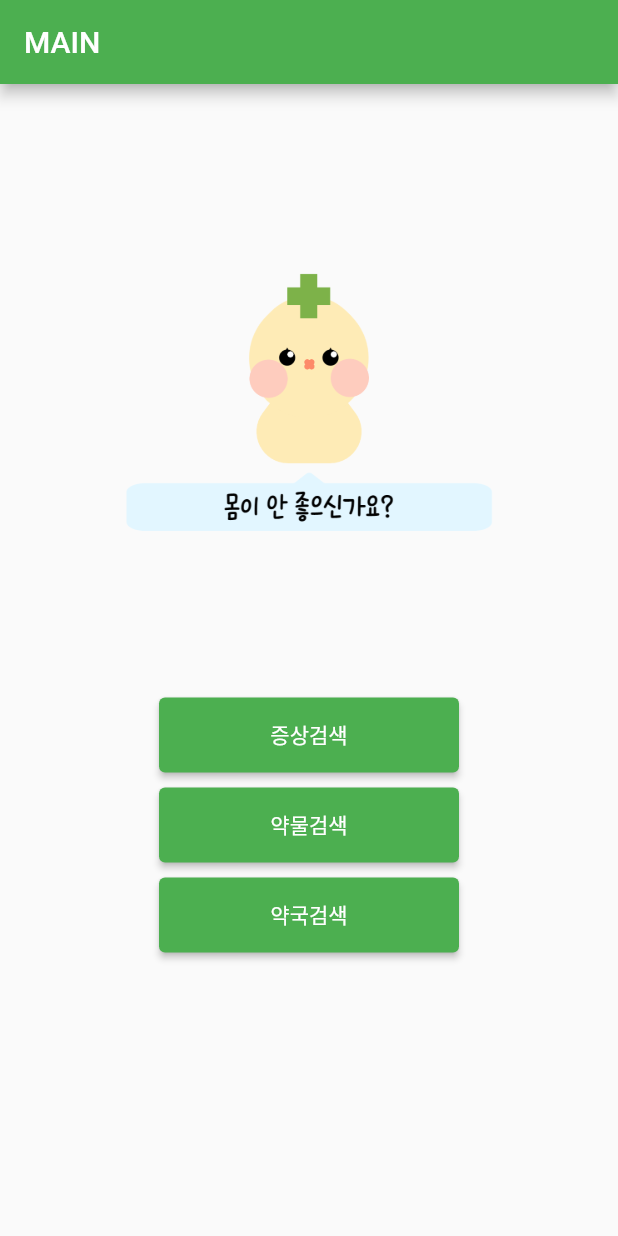
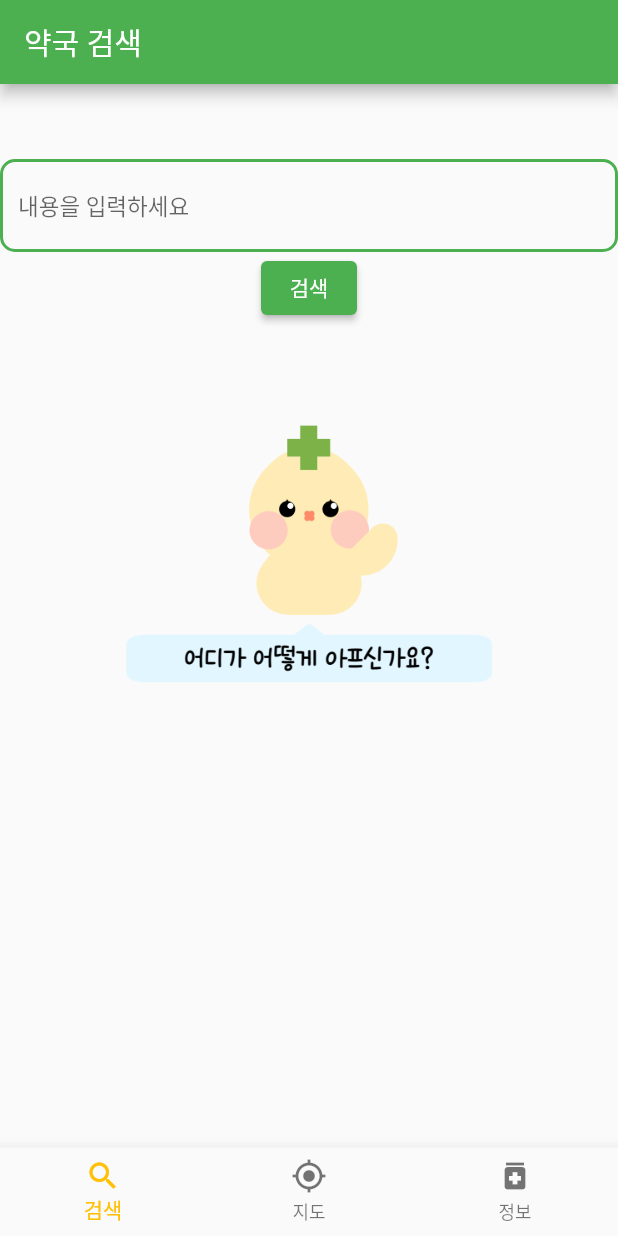
Before and after one commit to gogyoonga/Pharmacy_App, a Flutter app: the screen it shows after launch, on a phone screen of 412 x 824 dp. Run offline on Flutter 3.47's test engine with Material 2 defaults, Android fonts, the phone set to English and light mode, and no system bars; our stand-ins replace google_maps_flutter.

Commit message:
2023-05-29 15:12

```diff
--- /dev/null
+++ b/lib/bottom_navigation.dart
@@ -0,0 +1,36 @@
+import 'package:flutter/material.dart';
+
+import 'navbar_items.dart';
+import 'tab_item.dart';
+
+class BottomNavigation extends StatelessWidget {
+  BottomNavigation({
+    required this.currentTab,
+    required this.onSelectTab,
+    required List<TabItem> items});
+  final TabItem currentTab;
+  final ValueChanged<TabItem> onSelectTab;
+
+  @override
+  Widget build(BuildContext context) {
+    const Column(children: [SizedBox(width:1080 ,height:1920
+    )],);
+    return BottomNavigationBar(
+      type: BottomNavigationBarType.fixed,
+      items: [
+        _buildItem(TabItem.main),
+        _buildItem(TabItem.map),
+        _buildItem(TabItem.info),
+      ],
+      onTap: (index) => onSelectTab(
+        TabItem.values[index],
+      ),
+      currentIndex: currentTab.index,
+      selectedItemColor: Colors.amber,
+    );
+  }
+
+  BottomNavigationBarItem _buildItem(TabItem tabItem) {
+    return navbarItems[tabIdx[tabItem]!];
+  }
+}
--- a/lib/main.dart
+++ b/lib/main.dart
@@ -1,14 +1,17 @@
-import 'package:drug_app/pharmacy_home.dart';
-import 'package:drug_app/pharmacy_main.dart';
+
 import 'package:drug_app/pharmacy_search.dart';
+import 'package:drug_app/pharmacy_search_screen.dart';
 import 'package:drug_app/search_screen.dart';
 import 'package:drug_app/warning.dart';
 import 'package:flutter/material.dart';
 import 'package:drug_app/mouth_drug_screen.dart';
 
+
 import 'cold_diagnose_screen.dart';
 import 'cold_drug_screen.dart';
 import 'etc_screen.dart';
+import 'pharmacy_app.dart';
+
 
 void main() {
   runApp(const MyApp());
@@ -25,8 +28,8 @@ class MyApp extends StatelessWidget {
         primarySwatch: Colors.green,
       ),
       initialRoute: '/',
+       home: const PharmacyApp(),
       routes: {
-        '/': (context) => const HomeScreen(),
         '/symptom': (context) => const SymptomSearch(),
         '/symptom/cold_diagnose': (context) => const ColdDiagnoseScreen(),
         '/symptom/cold_diagnose/cold_drug': (context) => const ColdDrugScreen(),
@@ -34,8 +37,8 @@ class MyApp extends StatelessWidget {
         '/symptom/etc/warning': (context) => const Warning(),
         '/symptom/etc/mouth_drug_screen': (context) => const MouthDrugScreen(),
         '/pharmacy_search': (context) => const PharmacySearch(),
-        '/pharmacy':(context) => const NavigationBarApp(),
-        '/pharmacy/pharmacy_main':(context) => const PharmacyMain(),
+        '/pharmacy/pharmacy_search_screen': (context) =>
+            const PharmacySearchScreen(),
       },
 
     );
@@ -89,7 +92,7 @@ class HomeScreen extends StatelessWidget {
               child:
             ElevatedButton(
               onPressed: () {
-                Navigator.pushNamed(context, '/pharmacy');
+                Navigator.pushNamed(context, '/bottom_navigation');
               },
               child: const Text('약국검색'),
             ),),
--- /dev/null
+++ b/lib/navbar_items.dart
@@ -0,0 +1,16 @@
+import 'package:flutter/material.dart';
+
+List<BottomNavigationBarItem> navbarItems = [
+  const BottomNavigationBarItem(
+    icon: Icon(Icons.search),
+    label: '검색',
+  ),
+  const BottomNavigationBarItem(
+    icon: Icon(Icons.gps_fixed),
+    label: '지도',
+  ),
+  const BottomNavigationBarItem(
+    icon: Icon(Icons.medication),
+    label: '정보',
+  ),
+];
--- /dev/null
+++ b/lib/pharmacy_app.dart
@@ -0,0 +1,104 @@
+import 'package:flutter/material.dart';
+import 'package:drug_app/bottom_navigation.dart';
+import 'package:drug_app/tab_item.dart';
+import 'package:drug_app/pharmacy_search_screen.dart';
+import 'package:drug_app/pharmacy_search.dart';
+
+void main() {
+  runApp(PharmacyApp());
+}
+
+class PharmacyApp extends StatefulWidget {
+  const PharmacyApp({Key? key}) : super(key: key);
+
+  @override
+  State<StatefulWidget> createState() => PharmacyAppState();
+}
+
+class PharmacyAppState extends State<PharmacyApp> {
+  var _currentTab = TabItem.main;
+
+  final _navigatorKeys = {
+    TabItem.main: GlobalKey<NavigatorState>(),
+    TabItem.map: GlobalKey<NavigatorState>(),
+    TabItem.info: GlobalKey<NavigatorState>(),
+  };
+
+  void _selectTab(TabItem tabItem) {
+    if (tabItem == _currentTab) {
+      _navigatorKeys[tabItem]!.currentState!.popUntil((route) => route.isFirst);
+    } else {
+      setState(() => _currentTab = tabItem);
+    }
+  }
+
+  @override
+  Widget build(BuildContext context) {
+    return MaterialApp(
+      title: 'Pharmacy App',
+      theme: ThemeData(
+        primarySwatch: Colors.green,
+      ),
+      home: WillPopScope(
+        onWillPop: () async {
+          final isFirstRouteInCurrentTab =
+              !await _navigatorKeys[_currentTab]!.currentState!.maybePop();
+
+          if (isFirstRouteInCurrentTab) {
+            if (_currentTab != TabItem.main) {
+              _selectTab(TabItem.main);
+              return false;
+            }
+          }
+
+          return isFirstRouteInCurrentTab;
+        },
+        child: Scaffold(
+          body: Stack(
+            children: <Widget>[
+              _buildOffstageNavigator(TabItem.main),
+              _buildOffstageNavigator(TabItem.map),
+              _buildOffstageNavigator(TabItem.info),
+            ],
+          ),
+          bottomNavigationBar: BottomNavigation(
+            currentTab: _currentTab,
+            onSelectTab: _selectTab,
+            items: const [TabItem.main, TabItem.map, TabItem.info],
+          ),
+        ),
+      ),
+      routes: {
+        '/pharmacy_search_screen': (context) => const PharmacySearchScreen(),
+        '/pharmacy_search': (context) => const PharmacySearch(),
+      },
+    );
+  }
+
+  Widget _buildOffstageNavigator(TabItem tabItem) {
+    return Offstage(
+      offstage: _currentTab != tabItem,
+      child: Navigator(
+        key: _navigatorKeys[tabItem],
+        onGenerateRoute: (routeSettings) {
+          return MaterialPageRoute(
+            builder: (context) => _getScreenForTab(tabItem),
+          );
+        },
+      ),
+    );
+  }
+
+  Widget _getScreenForTab(TabItem tabItem) {
+  if (tabItem == TabItem.main) {
+    return const PharmacySearchScreen();
+  } else if (tabItem == TabItem.map) {
+    return const PharmacySearch();
+  } else if (tabItem == TabItem.info) {
+    return Container(); // 원하는 화면 위젯으로 대체하세요
+  }
+
+  return Container(); // 기본적으로 Container 또는 다른 위젯을 반환합니다.
+}
+
+}
--- a/lib/pharmacy_search.dart
+++ b/lib/pharmacy_search.dart
@@ -19,6 +19,8 @@ class _PharmacySearchState extends State<PharmacySearch> {
 
   @override
   Widget build(BuildContext context) {
+    Container(width: MediaQuery.of(context).size.width,
+    height: MediaQuery.of(context).size.height,);
     return MaterialApp(
       home: Scaffold(
         appBar: AppBar(
--- /dev/null
+++ b/lib/pharmacy_search_screen.dart
@@ -0,0 +1,66 @@
+import 'package:flutter/material.dart';
+
+
+class PharmacySearchScreen extends StatefulWidget {
+  const PharmacySearchScreen({Key? key}) : super(key: key);
+  @override
+  _PharmacySearchScreenState createState() => _PharmacySearchScreenState();
+}
+
+class _PharmacySearchScreenState extends State<PharmacySearchScreen> {
+  final TextEditingController _textEditingController = TextEditingController();
+
+  @override
+  void dispose() {
+    _textEditingController.dispose();
+    super.dispose();
+  }
+
+  @override
+  Widget build(BuildContext context) {
+    return Scaffold(
+      appBar: AppBar(
+        title: const Text('약국 검색'),
+      ),
+      body:
+      SingleChildScrollView(
+          scrollDirection: Axis.vertical,
+          child: Column(children: [
+            Container(margin: const EdgeInsets.only(top: 50)),
+            TextField(
+            controller: _textEditingController,
+              style: const TextStyle(fontSize: 15.0),
+              decoration: const InputDecoration(
+                focusedBorder: OutlineInputBorder(
+                    borderRadius: BorderRadius.all(Radius.circular(10.0)),
+                    borderSide: BorderSide(width: 2, color: Colors.green)
+                ),
+                enabledBorder: OutlineInputBorder(
+                    borderRadius: BorderRadius.all(Radius.circular(10.0)),
+                    borderSide: BorderSide(width: 2, color: Colors.green)
+                ),
+                border: OutlineInputBorder(
+                  borderRadius: BorderRadius.all(Radius.circular(10.0)),
+                ),
+                hintText: "내용을 입력하세요",
+              ),
+              textInputAction: TextInputAction.search,
+            ),
+            ElevatedButton(onPressed: () {
+              String symptom = _textEditingController.text.trim();
+              if(symptom=="귀가 먹먹해요"){
+                Navigator.pushNamed(context, '/symptom/etc/warning');
+              }else if(symptom=="입안이 헐었어요"){
+                Navigator.pushNamed(context, '/symptom/etc/mouth_drug_screen');
+              }
+            }, child: const Text('검색')),
+            Container(
+              margin: const EdgeInsets.only(top: 50, left: 50, right: 50), width: 300,
+              child: Image.asset('images/etc.png'),
+            ),
+          ],)
+      ),
+    );
+  }
+
+  }
--- /dev/null
+++ b/lib/tab_item.dart
@@ -0,0 +1,20 @@
+
+import 'package:flutter/material.dart';
+
+import 'cold_drug_screen.dart';
+import 'google_map_screen.dart';
+import 'pharmacy_search_screen.dart';
+
+enum TabItem { main, map, info, home }
+
+const Map<TabItem, int> tabIdx = {
+  TabItem.main: 0,
+  TabItem.map: 1,
+  TabItem.info: 2,
+};
+
+Map<TabItem, Widget> tabScreen = {
+  TabItem.main: const PharmacySearchScreen(),
+  TabItem.map: const PharmacySearch(),
+  TabItem.info: const ColdDrugScreen(),
+};
```
Also changed, not shown: lib/pharmacy_home.dart (deleted, +0 -80 lines), lib/pharmacy_main.dart (+5 -57 lines), lib/tab_navigator.dart (added, +41 -0 lines).
